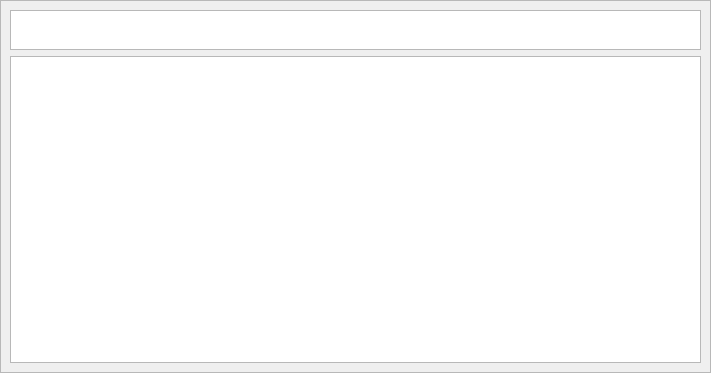
Before: the Qt Designer form src/carta.ui in EXCALOFRIO/evently, drawn with Qt 5.
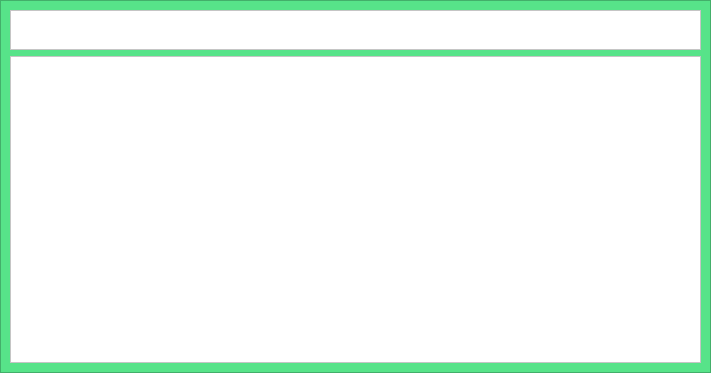
After: the same form once the commit is applied.

Commit message: añadido clase ui_carta y actualizacion tareas

The edit to the form file:
```diff
--- a/src/carta.ui
+++ b/src/carta.ui
@@ -35,6 +35,15 @@
       <property name="autoFillBackground">
        <bool>false</bool>
       </property>
+      <property name="styleSheet">
+       <string notr="true">QFrame{
+	background-color: rgb(87, 227, 137);
+}
+
+QTextBrowser{
+	background-color: rgb(255, 255, 255);
+}</string>
+      </property>
       <property name="frameShape">
        <enum>QFrame::StyledPanel</enum>
       </property>
```
Left out of the diff: 5 changed lines with no effect on the pictures. The commit also changes 1 other file.
